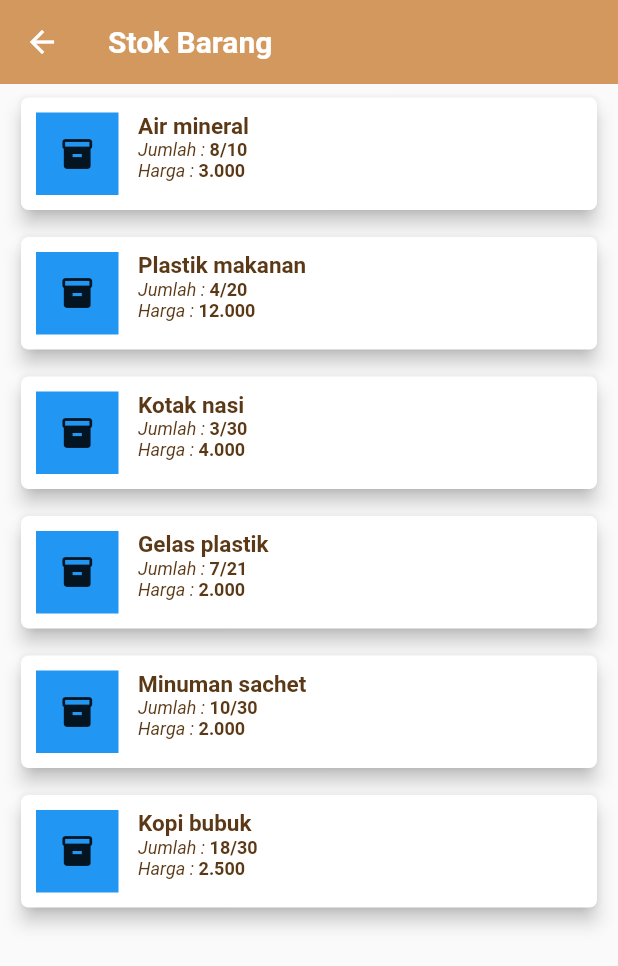
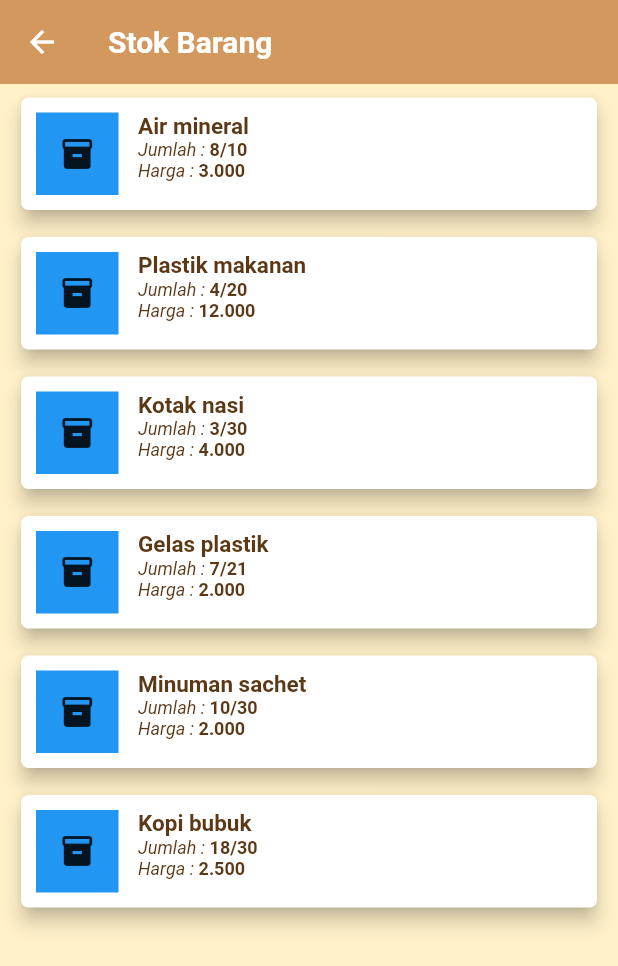
Before and after one commit to atika1004/Project_stock, a Flutter app: the HomeScreen screen opened directly, after a tap on "Daftar Stok Barang", on a phone screen of 412 x 824 dp. Shown: the top 966 px of the screen. Run offline on Flutter 3.47's test engine with Material 2 defaults, Android fonts, the phone set to English and light mode, and no system bars.

Commit message:
stock.id

```diff
--- a/stock_id/lib/screens/home/home_screen.dart
+++ b/stock_id/lib/screens/home/home_screen.dart
@@ -1,4 +1,5 @@
 import 'package:flutter/material.dart';
+import 'package:stock_id/constants.dart';
 import 'package:stock_id/screens/components/body.dart';
 
 class HomeScreen extends StatelessWidget {
@@ -6,6 +7,7 @@ class HomeScreen extends StatelessWidget {
   Widget build(BuildContext context) {
     return Scaffold(
       appBar: buildAppBar(),
+      backgroundColor: stockBackground,
       body: Body(),
     );
   }
--- a/stock_id/lib/screens/screen_barang.dart
+++ b/stock_id/lib/screens/screen_barang.dart
@@ -14,6 +14,7 @@ class _BarangScreenState extends State<BarangScreen> {
   Widget build(BuildContext context) {
     Size size = MediaQuery.of(context).size;
     return Scaffold(
+      backgroundColor: stockBackground,
       appBar: AppBar(
         title: Text(
           "Stok Barang",
--- a/stock_id/lib/screens/screen_kurang.dart
+++ b/stock_id/lib/screens/screen_kurang.dart
@@ -5,6 +5,7 @@ class KurangScreen extends StatelessWidget {
   @override
   Widget build(BuildContext context) {
     return Scaffold(
+      backgroundColor: stockBackground,
       appBar: AppBar(
         title: Text(
           "Ambil Barang",
--- a/stock_id/lib/screens/screen_tambah.dart
+++ b/stock_id/lib/screens/screen_tambah.dart
@@ -5,6 +5,7 @@ class TambahScreen extends StatelessWidget {
   @override
   Widget build(BuildContext context) {
     return Scaffold(
+      backgroundColor: stockBackground,
       appBar: AppBar(
         title: Text(
           "Tambah Stok",
--- a/stock_id/lib/screens/screen_tentang.dart
+++ b/stock_id/lib/screens/screen_tentang.dart
@@ -5,6 +5,7 @@ class TentangScreen extends StatelessWidget {
   @override
   Widget build(BuildContext context) {
     return Scaffold(
+      backgroundColor: stockBackground,
       appBar: AppBar(
         title: Text(
           "Tentang",
```
Also changed, not shown: stock_id/lib/Auth/login.dart (+7 -1 lines).
